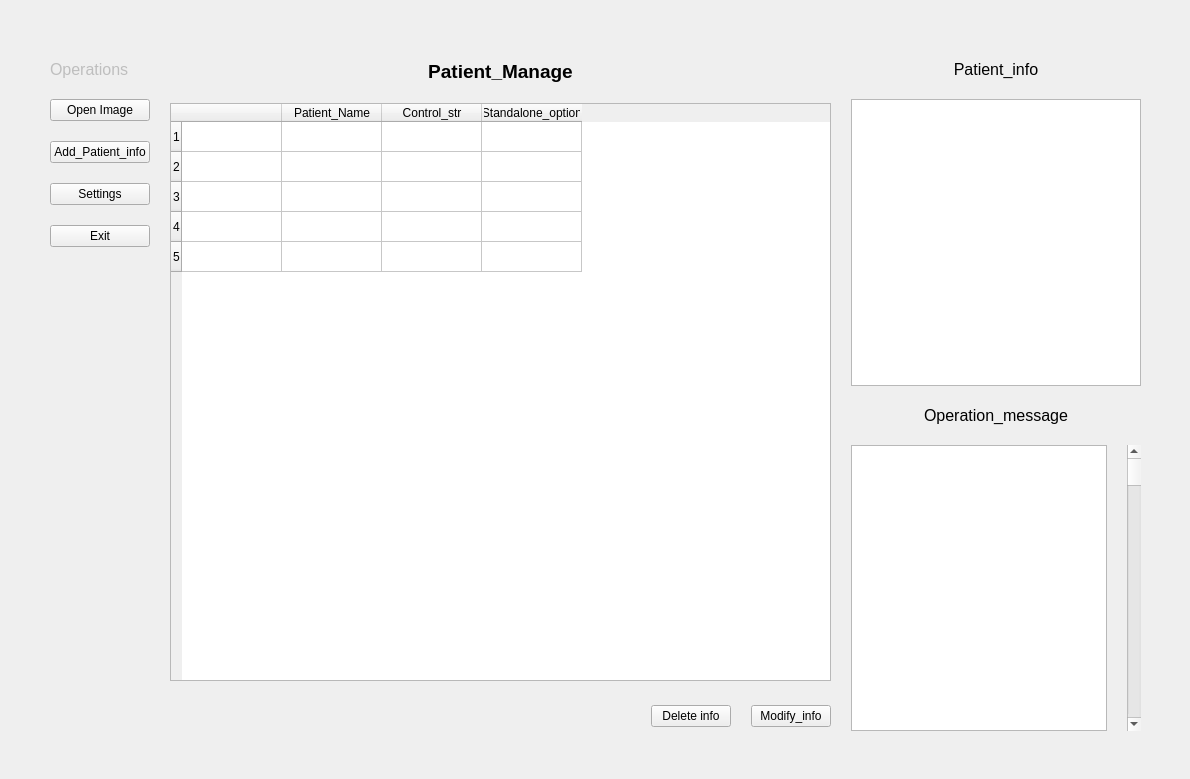
Qt form system/ui/main_window.ui (MarkXuJQ/Pelvis-Fracture-Image-Segmentation) before a commit.
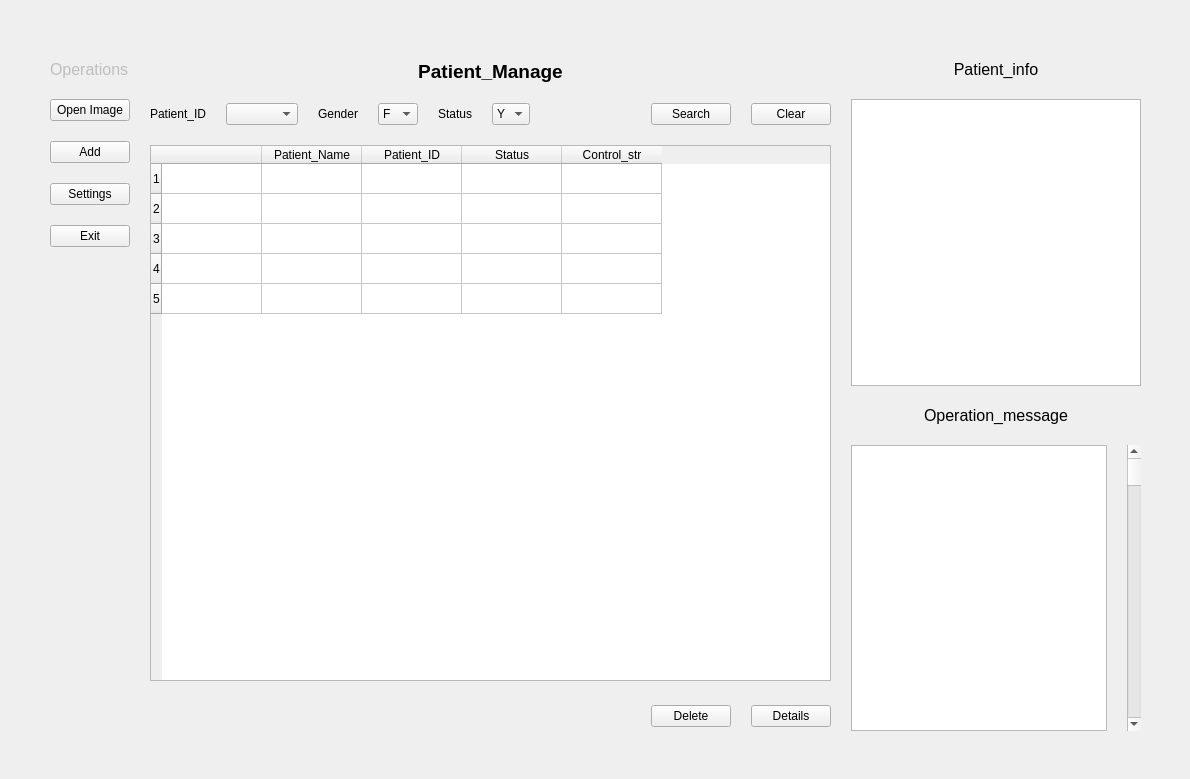
The same form after that commit.

```diff
--- a/system/ui/main_window.ui
+++ b/system/ui/main_window.ui
@@ -62,7 +62,7 @@
         <item>
          <widget class="QPushButton" name="addButton">
           <property name="text">
-           <string>Add_Patient_info</string>
+           <string>Add</string>
           </property>
          </widget>
         </item>
@@ -114,7 +114,87 @@
        </layout>
       </item>
       <item>
-       <layout class="QHBoxLayout" name="horizontalLayout_6"/>
+       <layout class="QHBoxLayout" name="horizontalLayout_7">
+        <item>
+         <widget class="QLabel" name="label_6">
+          <property name="text">
+           <string>Patient_ID</string>
+          </property>
+         </widget>
+        </item>
+        <item>
+         <widget class="QComboBox" name="comboBox_3"/>
+        </item>
+        <item>
+         <widget class="QLabel" name="label_5">
+          <property name="text">
+           <string>Gender</string>
+          </property>
+         </widget>
+        </item>
+        <item>
+         <widget class="QComboBox" name="comboBox_2">
+          <item>
+           <property name="text">
+            <string>F</string>
+           </property>
+          </item>
+          <item>
+           <property name="text">
+            <string>M</string>
+           </property>
+          </item>
+         </widget>
+        </item>
+        <item>
+         <widget class="QLabel" name="label_3">
+          <property name="text">
+           <string>Status</string>
+          </property>
+         </widget>
+        </item>
+        <item>
+         <widget class="QComboBox" name="comboBox">
+          <item>
+           <property name="text">
+            <string>Y</string>
+           </property>
+          </item>
+          <item>
+           <property name="text">
+            <string>N</string>
+           </property>
+          </item>
+         </widget>
+        </item>
+        <item>
+         <spacer name="horizontalSpacer_2">
+          <property name="orientation">
+           <enum>Horizontal</enum>
+          </property>
+          <property name="sizeHint" stdset="0">
+           <size>
+            <width>40</width>
+            <height>20</height>
+           </size>
+          </property>
+         </spacer>
+        </item>
+        <item>
+         <widget class="QPushButton" name="pushButton">
+          <property name="text">
+           <string>Search</string>
+          </property>
+         </widget>
+        </item>
+        <item>
+         <widget class="QPushButton" name="clearButton">
+          <property name="text">
+           <string>Clear</string>
+          </property>
+         </widget>
+        </item>
+       </layout>
       </item>
       <item>
        <widget class="QTableWidget" name="tableWidget">
@@ -125,7 +205,7 @@
          <number>5</number>
         </property>
         <property name="columnCount">
-         <number>4</number>
+         <number>5</number>
         </property>
         <attribute name="horizontalHeaderMinimumSectionSize">
          <number>18</number>
@@ -160,16 +240,21 @@
           <string>Patient_Name</string>
          </property>
         </column>
+        <column>
+         <property name="text">
+          <string>Patient_ID</string>
+         </property>
+        </column>
+        <column>
+         <property name="text">
+          <string>Status</string>
+         </property>
+        </column>
         <column>
          <property name="text">
           <string>Control_str</string>
          </property>
         </column>
-        <column>
-         <property name="text">
-          <string>Standalone_option</string>
-         </property>
-        </column>
        </widget>
       </item>
       <item>
@@ -190,7 +275,7 @@
         <item>
          <widget class="QPushButton" name="deleteButton">
           <property name="text">
-           <string>Delete info</string>
+           <string>Delete</string>
           </property>
          </widget>
         </item>
@@ -200,7 +285,7 @@
            <bool>true</bool>
           </property>
           <property name="text">
-           <string>Modify_info</string>
+           <string>Details</string>
           </property>
          </widget>
         </item>
```
